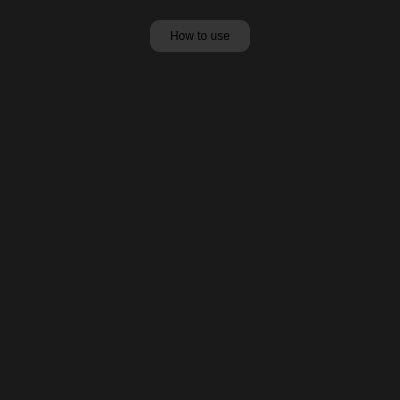
This is src/ui/dialoghowtouse.ui in dxtruong16a4/BaseMacro as Qt 5 draws it before an edit. The edited form follows.
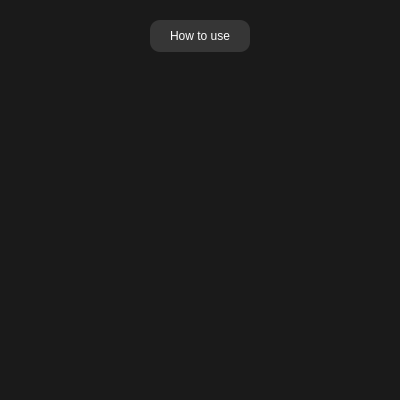
This is the edited form. Icons and pictures are not drawn.

Diff of the .ui file:
```diff
--- a/src/ui/dialoghowtouse.ui
+++ b/src/ui/dialoghowtouse.ui
@@ -56,11 +56,11 @@
     <bool>false</bool>
    </property>
    <property name="styleSheet">
-    <string notr="true">QLabel
-{
-	background: #363636;
-	font: 700 12pt &quot;Arial&quot;;
-	border-radius: 10px
+    <string notr="true">QLabel{
+background: #363636;
+font: 700 12pt &quot;Arial&quot;;
+border-radius: 10px;
+color: white;
 }</string>
    </property>
    <property name="frameShape">
```
Left out of the diff: 8 changed lines with no effect on the pictures.
